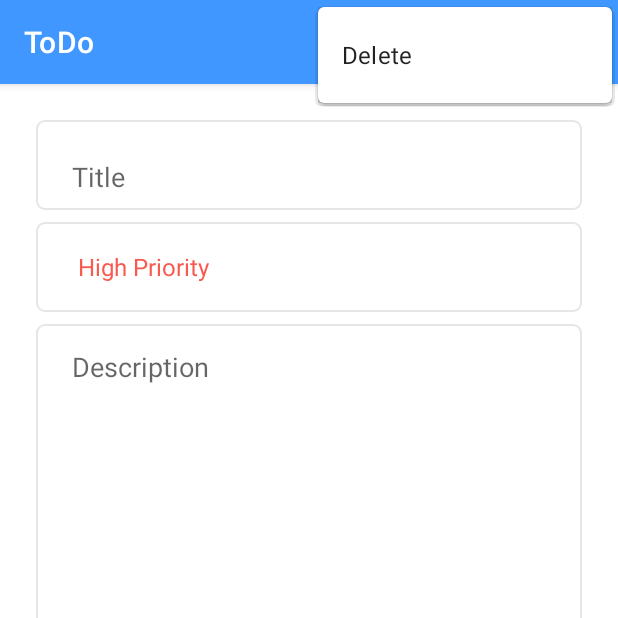
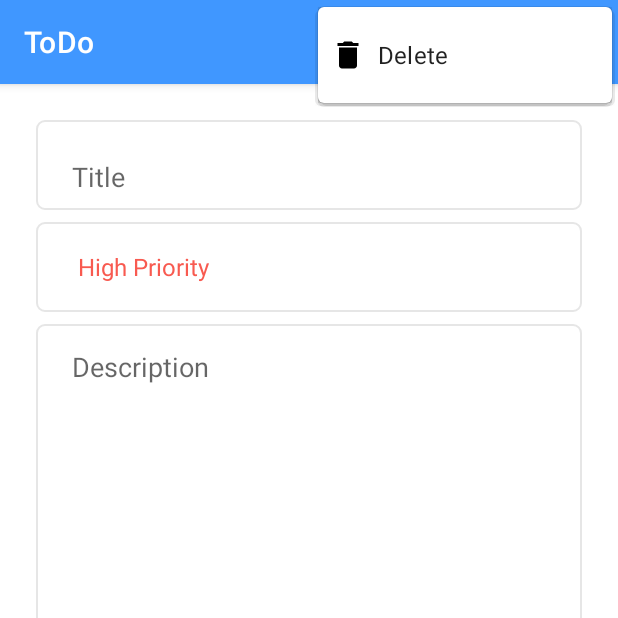
Before and after one commit to AAyar94/ToDo, an Android app: the fragment UpdateFragment placed in its activity, with the options menu open, on a phone screen of 412 x 824 dp, the top half of it. Run offline under Robolectric (Android 15) with nearby library versions, the light colour scheme and no system bars; our stand-ins replace Room's generated code, data binding, navigation-ui; libraries missing offline, so code that uses them is left out: jp.wasabeef.recyclerview; 6 statements that could not run were skipped.

Commit message:
pre-release-menu items added

```diff
--- a/app/src/main/java/com/aayar94/todo/fragments/list/ListFragment.kt
+++ b/app/src/main/java/com/aayar94/todo/fragments/list/ListFragment.kt
@@ -2,10 +2,13 @@ package com.aayar94.todo.fragments.list
 
 import android.annotation.SuppressLint
 import android.app.AlertDialog
+import android.content.Intent
+import android.net.Uri
 import android.os.Bundle
 import android.view.*
+import android.widget.SearchView
 import android.widget.Toast
-import androidx.appcompat.widget.SearchView
+import androidx.appcompat.view.menu.MenuBuilder
 import androidx.fragment.app.Fragment
 import androidx.fragment.app.viewModels
 import androidx.lifecycle.Observer
@@ -13,7 +16,7 @@ import androidx.navigation.fragment.findNavController
 import androidx.recyclerview.widget.ItemTouchHelper
 import androidx.recyclerview.widget.LinearLayoutManager
 import androidx.recyclerview.widget.RecyclerView
-import androidx.recyclerview.widget.StaggeredGridLayoutManager
+import com.aayar94.todo.BuildConfig
 import com.aayar94.todo.R
 import com.aayar94.todo.data.models.ToDoData
 import com.aayar94.todo.data.viewmodel.ToDoViewModel
@@ -22,6 +25,7 @@ import com.aayar94.todo.fragments.SharedViewModel
 import com.aayar94.todo.fragments.list.adapter.ListAdapter
 import com.google.android.material.snackbar.Snackbar
 import jp.wasabeef.recyclerview.animators.FadeInDownAnimator
+import kotlin.system.exitProcess
 
 class ListFragment : Fragment(), SearchView.OnQueryTextListener {
     private var _binding: FragmentListBinding? = null
@@ -71,7 +75,7 @@ class ListFragment : Fragment(), SearchView.OnQueryTextListener {
         val recyclerView = binding.recyclerView
         recyclerView.adapter = adapter
         recyclerView.layoutManager =
-            LinearLayoutManager(requireContext(),LinearLayoutManager.VERTICAL,false)
+            LinearLayoutManager(requireContext(), LinearLayoutManager.VERTICAL, false)
         recyclerView.itemAnimator = FadeInDownAnimator().apply {
             addDuration = 300
         }
@@ -107,8 +111,10 @@ class ListFragment : Fragment(), SearchView.OnQueryTextListener {
         snackbar.show()
     }
 
+    @SuppressLint("RestrictedApi")
     override fun onCreateOptionsMenu(menu: Menu, inflater: MenuInflater) {
         inflater.inflate(R.menu.list_fragment_menu, menu)
+        if (menu is MenuBuilder) (menu as MenuBuilder).setOptionalIconsVisible(true)
         val search: MenuItem = menu.findItem(R.id.menu_search)
         val searchView: SearchView? = search.actionView as? SearchView
         searchView?.isSubmitButtonEnabled = true
@@ -125,6 +131,16 @@ class ListFragment : Fragment(), SearchView.OnQueryTextListener {
             R.id.menu_priority_low -> mToDoViewModel.sortByLowPriority.observe(
                 this,
                 Observer { adapter.setData(it) })
+            R.id.menu_feedback -> {
+                val feedbackIntent = Intent(Intent.ACTION_VIEW)
+                val i =
+                    "https://play.google.com/store/apps/details?id=" + BuildConfig.APPLICATION_ID
+                feedbackIntent.data = Uri.parse(i)
+                startActivity(feedbackIntent)
+            }
+            R.id.exit_from_app -> {
+                exitProcess(0)
+            }
         }
         return super.onOptionsItemSelected(item)
     }
--- a/app/src/main/java/com/aayar94/todo/fragments/update/UpdateFragment.kt
+++ b/app/src/main/java/com/aayar94/todo/fragments/update/UpdateFragment.kt
@@ -1,8 +1,10 @@
 package com.aayar94.todo.fragments.update
 
+import android.annotation.SuppressLint
 import android.os.Bundle
 import android.view.*
 import android.widget.Toast
+import androidx.appcompat.view.menu.MenuBuilder
 import androidx.fragment.app.Fragment
 import androidx.fragment.app.viewModels
 import androidx.navigation.fragment.findNavController
@@ -41,8 +43,10 @@ class UpdateFragment : Fragment() {
         return binding.root
     }
 
+    @SuppressLint("RestrictedApi")
     override fun onCreateOptionsMenu(menu: Menu, inflater: MenuInflater) {
         inflater.inflate(R.menu.update_fragment_menu, menu)
+        if (menu is MenuBuilder) (menu as MenuBuilder).setOptionalIconsVisible(true)
     }
 
     override fun onOptionsItemSelected(item: MenuItem): Boolean {
@@ -58,15 +62,15 @@ class UpdateFragment : Fragment() {
         builder.setPositiveButton(getString(R.string.Yes)) { _, _ ->
             mToDoViewModel.deleteItem(args.currentItem)
             Toast.makeText(
-                requireContext(), "Succesfully Removed : ${args.currentItem.title}",
+                requireContext(), getString(R.string.successfully_removed)+" ${args.currentItem.title}",
                 Toast.LENGTH_SHORT
             ).show()
             findNavController().navigate(R.id.action_updateFragment_to_listFragment)
         }
 
         builder.setNegativeButton(getString(R.string.No)) { _, _ -> }
-        builder.setTitle("Delete '${args.currentItem.title}'?")
-        builder.setMessage("Are u sure want to remove '${args.currentItem.title}'")
+        builder.setTitle(getString(R.string.delete) +" '${args.currentItem.title}'?")
+        builder.setMessage(getString(R.string.are_u_sure)+" '${args.currentItem.title}'")
         builder.create().show()
     }
 
--- /dev/null
+++ b/app/src/main/res/drawable/ic_delete.xml
@@ -0,0 +1,5 @@
+<vector android:height="24dp" android:tint="#000000"
+    android:viewportHeight="24" android:viewportWidth="24"
+    android:width="24dp" xmlns:android="http://schemas.android.com/apk/res/android">
+    <path android:fillColor="@android:color/white" android:pathData="M6,19c0,1.1 0.9,2 2,2h8c1.1,0 2,-0.9 2,-2V7H6v12zM19,4h-3.5l-1,-1h-5l-1,1H5v2h14V4z"/>
+</vector>
--- /dev/null
+++ b/app/src/main/res/drawable/ic_exit.xml
@@ -0,0 +1,5 @@
+<vector android:autoMirrored="true" android:height="24dp"
+    android:tint="#000000" android:viewportHeight="24"
+    android:viewportWidth="24" android:width="24dp" xmlns:android="http://schemas.android.com/apk/res/android">
+    <path android:fillColor="@android:color/white" android:pathData="M10.09,15.59L11.5,17l5,-5 -5,-5 -1.41,1.41L12.67,11H3v2h9.67l-2.58,2.59zM19,3H5c-1.11,0 -2,0.9 -2,2v4h2V5h14v14H5v-4H3v4c0,1.1 0.89,2 2,2h14c1.1,0 2,-0.9 2,-2V5c0,-1.1 -0.9,-2 -2,-2z"/>
+</vector>
--- /dev/null
+++ b/app/src/main/res/drawable/ic_feedback.xml
@@ -0,0 +1,5 @@
+<vector android:height="24dp" android:tint="#000000"
+    android:viewportHeight="24" android:viewportWidth="24"
+    android:width="24dp" xmlns:android="http://schemas.android.com/apk/res/android">
+    <path android:fillColor="@android:color/white" android:pathData="M20,2L4,2c-1.1,0 -1.99,0.9 -1.99,2L2,22l4,-4h14c1.1,0 2,-0.9 2,-2L22,4c0,-1.1 -0.9,-2 -2,-2zM13,14h-2v-2h2v2zM13,10h-2L11,6h2v4z"/>
+</vector>
--- /dev/null
+++ b/app/src/main/res/drawable/ic_sort.xml
@@ -0,0 +1,5 @@
+<vector android:autoMirrored="true" android:height="24dp"
+    android:tint="#000000" android:viewportHeight="24"
+    android:viewportWidth="24" android:width="24dp" xmlns:android="http://schemas.android.com/apk/res/android">
+    <path android:fillColor="@android:color/white" android:pathData="M3,18h6v-2L3,16v2zM3,6v2h18L21,6L3,6zM3,13h12v-2L3,11v2z"/>
+</vector>
--- a/app/src/main/res/layout/fragment_list.xml
+++ b/app/src/main/res/layout/fragment_list.xml
@@ -62,7 +62,7 @@
             android:layout_marginTop="12dp"
             android:alpha="0.5"
             android:emptyDatabase="@{mSharedViewModel.emptyDatabase}"
-            android:text="No Data"
+            android:text="@string/no_data"
             android:textSize="16sp"
             android:visibility="invisible"
             app:layout_constraintEnd_toEndOf="parent"
--- a/app/src/main/res/menu/add_fragment_menu.xml
+++ b/app/src/main/res/menu/add_fragment_menu.xml
@@ -5,6 +5,6 @@
     android:id="@+id/menu_add"
     android:title="@string/add"
     android:icon="@drawable/ic_check"
-    android:iconTint="@color/white"
+   android:iconTint="@color/white"
     app:showAsAction="ifRoom"/>
 </menu>
--- a/app/src/main/res/menu/list_fragment_menu.xml
+++ b/app/src/main/res/menu/list_fragment_menu.xml
@@ -11,6 +11,7 @@
     <group>
         <item
             android:id="@+id/sorttBy"
+            android:icon="@drawable/ic_sort"
             android:title="@string/sortby">
             <menu>
                 <item
@@ -23,7 +24,24 @@
 
         </item>
     </group>
-    <item android:id="@+id/delete_all"
-        app:showAsAction="never"
-        android:title="@string/delete_all"/>
+    <item
+        android:id="@+id/delete_all"
+        android:icon="@drawable/ic_delete"
+        android:iconTint="@color/black"
+        android:title="@string/delete_all"
+        app:showAsAction="never" />
+    <item
+        android:id="@+id/menu_feedback"
+        android:icon="@drawable/ic_feedback"
+        android:iconTint="@color/black"
+        android:title="@string/feedback"
+        app:showAsAction="never" />
+    <item
+        android:id="@+id/exit_from_app"
+        android:icon="@drawable/ic_exit"
+        android:iconTint="@color/black"
+        android:title="@string/exit_from_app"
+        app:showAsAction="never" />
+
+
 </menu>
--- a/app/src/main/res/menu/update_fragment_menu.xml
+++ b/app/src/main/res/menu/update_fragment_menu.xml
@@ -9,6 +9,7 @@
     app:showAsAction="ifRoom"/>
     <item
         android:id="@+id/menu_delete"
+        android:icon="@drawable/ic_delete"
         android:title="@string/delete"
         app:showAsAction="never"/>
 </menu>
--- a/app/src/main/res/values/strings.xml
+++ b/app/src/main/res/values/strings.xml
@@ -26,6 +26,11 @@
     <string name="priority_low_menu">Priority Low</string>
     <string name="delete_all">Delete All</string>
     <string name="delete">Delete</string>
+    <string name="feedback">Feedback</string>
+    <string name="exit_from_app">Exit from app</string>
+    <string name="successfully_removed">Successfully Removed : </string>
+    <string name="are_u_sure">\"Are u sure want to remove \"</string>
+    <string name="no_data">No Data</string>
 
     <string-array name="priprities">
         <item>@string/HighPriority</item>
```
Also changed, not shown: 1 other file.
